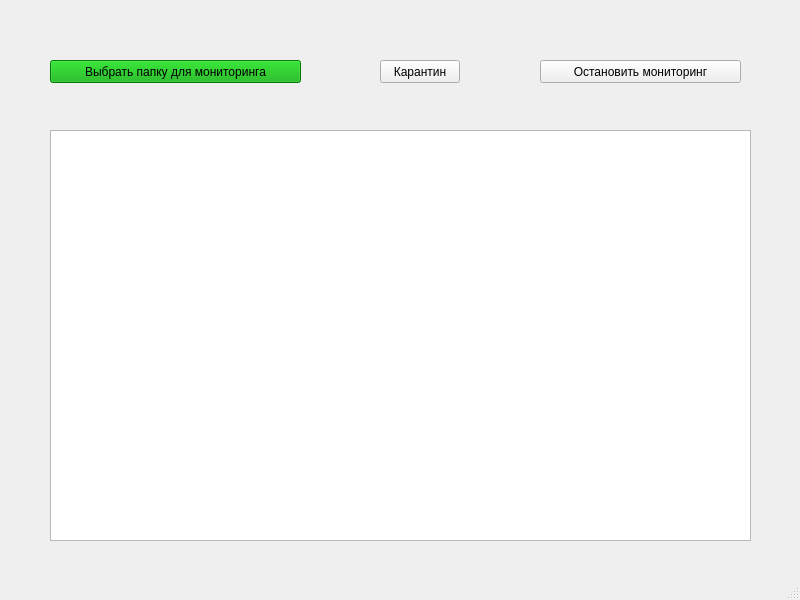
The window that gui_monitor/mainwindow.ui (javascriptrocker2104/antivirus_monitor) describes before a commit, drawn with Qt 5.
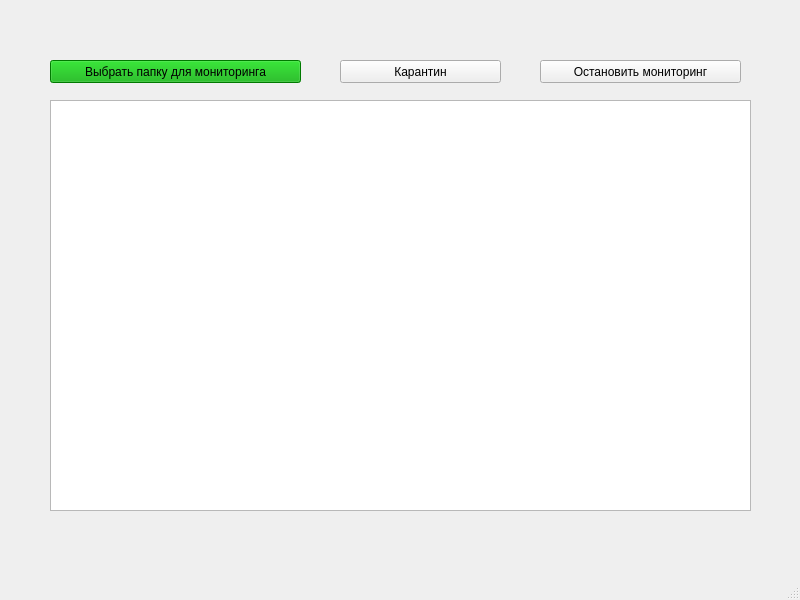
The same window after the commit.

What changed in the file:
```diff
--- a/gui_monitor/mainwindow.ui
+++ b/gui_monitor/mainwindow.ui
@@ -34,7 +34,7 @@
     <property name="geometry">
      <rect>
       <x>50</x>
-      <y>130</y>
+      <y>100</y>
       <width>701</width>
       <height>411</height>
      </rect>
@@ -65,9 +65,9 @@
    <widget class="QPushButton" name="pushButton">
     <property name="geometry">
      <rect>
-      <x>380</x>
+      <x>340</x>
       <y>60</y>
-      <width>80</width>
+      <width>161</width>
       <height>23</height>
      </rect>
     </property>
```
